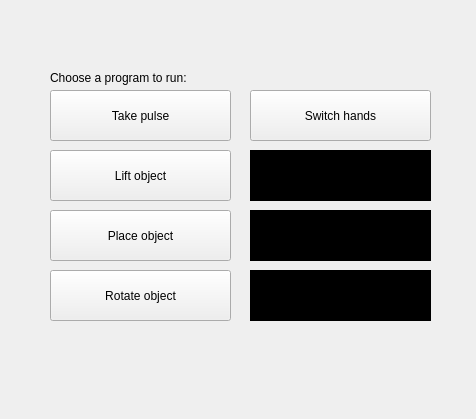
Above: rqt_pr2_hand_syntouch_sensor_interface/resource/programlist.ui from BigMacStorm/PR2_hapticSensorResearch before the change. Below: the same form after it.
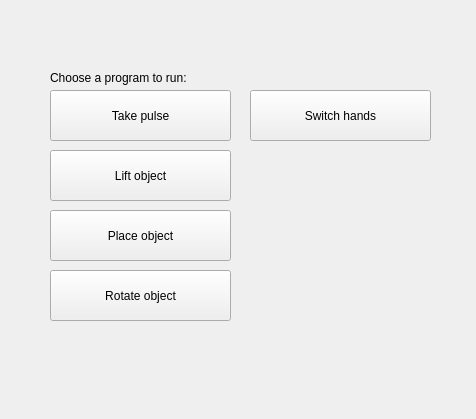
That is the form after the change.

Diff of the .ui file:
```diff
--- a/rqt_pr2_hand_syntouch_sensor_interface/resource/programlist.ui
+++ b/rqt_pr2_hand_syntouch_sensor_interface/resource/programlist.ui
@@ -91,60 +91,6 @@
     <string>Lift object</string>
    </property>
   </widget>
-  <widget class="QPushButton" name="EmptyButton1">
-   <property name="geometry">
-    <rect>
-     <x>250</x>
-     <y>150</y>
-     <width>181</width>
-     <height>51</height>
-    </rect>
-   </property>
-   <property name="styleSheet">
-    <string notr="true">background-color:black;
-border:none;
-</string>
-   </property>
-   <property name="text">
-    <string/>
-   </property>
-  </widget>
-  <widget class="QPushButton" name="EmptyButton1_2">
-   <property name="geometry">
-    <rect>
-     <x>250</x>
-     <y>210</y>
-     <width>181</width>
-     <height>51</height>
-    </rect>
-   </property>
-   <property name="styleSheet">
-    <string notr="true">background-color:black;
-border:none;
-</string>
-   </property>
-   <property name="text">
-    <string/>
-   </property>
-  </widget>
-  <widget class="QPushButton" name="EmptyButton1_3">
-   <property name="geometry">
-    <rect>
-     <x>250</x>
-     <y>270</y>
-     <width>181</width>
-     <height>51</height>
-    </rect>
-   </property>
-   <property name="styleSheet">
-    <string notr="true">background-color:black;
-border:none;
-</string>
-   </property>
-   <property name="text">
-    <string/>
-   </property>
-  </widget>
  </widget>
  <resources/>
  <connections/>
```
